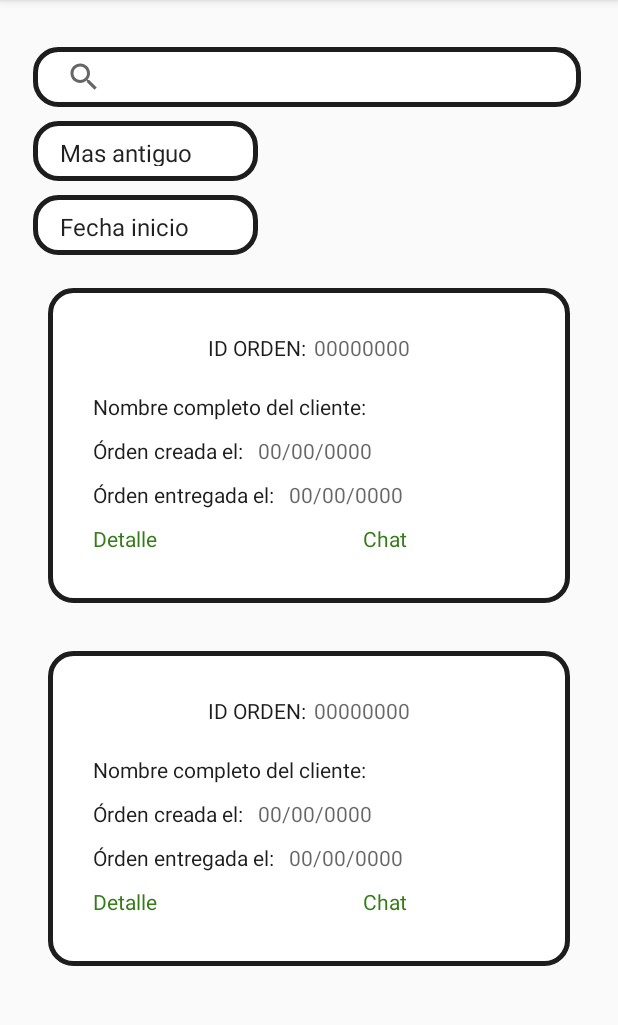
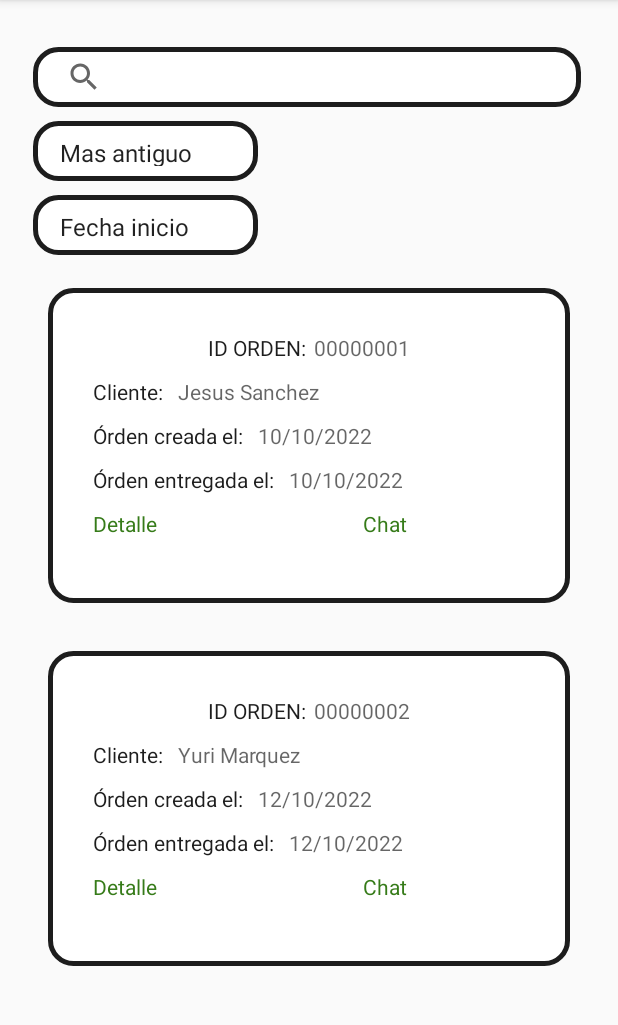
Before and after one commit to davidcv54/ENCARGALOfinalG1, an Android app: the fragment mio_frgmisordenesprincipal shown on its own in the app's theme, on a phone screen of 412 x 824 dp, the part 84-1109 px from its top. Run offline under Robolectric (Android 15) with nearby library versions, the phone set to English and light mode, and no system bars.

Commit message:
Correcciones en lógica añadidas, pendiente corregir puntos de diseño mencionados en el wsp.

```diff
--- a/app/src/main/java/mx/com/encargalo/tendero/Inicio_sesion/ui/Mis_ordenes/mio_frgdetallepedido.java
+++ b/app/src/main/java/mx/com/encargalo/tendero/Inicio_sesion/ui/Mis_ordenes/mio_frgdetallepedido.java
@@ -31,7 +31,7 @@ public class mio_frgdetallepedido extends Fragment {
         dpbtnchat.setOnClickListener(new View.OnClickListener() {
             @Override
             public void onClick(View view) {
-                Navigation.findNavController(view).navigate(R.id.nav_misordeneslistachat);
+                Navigation.findNavController(view).navigate(R.id.nav_misordenesconversacion);
             }
         });
 
--- a/app/src/main/java/mx/com/encargalo/tendero/Inicio_sesion/ui/Mis_ordenes/mio_frgmisordenesprincipal.java
+++ b/app/src/main/java/mx/com/encargalo/tendero/Inicio_sesion/ui/Mis_ordenes/mio_frgmisordenesprincipal.java
@@ -32,7 +32,7 @@ public class mio_frgmisordenesprincipal extends Fragment {
         txtchat.setOnClickListener(new View.OnClickListener() {
             @Override
             public void onClick(View view) {
-                Navigation.findNavController(view).navigate(R.id.nav_misordeneslistachat);
+                Navigation.findNavController(view).navigate(R.id.nav_misordenesconversacion);
             }
         });
         return vista;
--- a/app/src/main/res/layout/fragment_mio_frgdetalleproducto.xml
+++ b/app/src/main/res/layout/fragment_mio_frgdetalleproducto.xml
@@ -25,7 +25,7 @@
             android:id="@+id/txt_num_pedido"
             android:layout_width="wrap_content"
             android:layout_height="wrap_content"
-            android:hint="00000000"
+            android:hint="00000001"
             android:layout_marginLeft="10dp"
             android:textColor="@color/blackPrimary"
             android:paddingTop="10dp"/>
@@ -165,7 +165,7 @@
                     android:layout_width="match_parent"
                     android:layout_height="wrap_content"
                     android:layout_marginBottom="2dp"
-                    android:hint="@string/mio_varstrdetalleproducto3"
+                    android:hint="@string/mio_varstrdetalleproducto8"
                     android:textColor="@color/blackPrimary"
                     android:textSize="15sp"
                     android:textStyle="bold" />
--- a/app/src/main/res/layout/fragment_mio_frgmisordenesprincipal.xml
+++ b/app/src/main/res/layout/fragment_mio_frgmisordenesprincipal.xml
@@ -75,18 +75,30 @@
                     android:id="@+id/txt_IdOrden"
                     android:layout_width="wrap_content"
                     android:layout_height="wrap_content"
-                    android:hint="00000000"
+                    android:hint="00000001"
                     android:layout_marginLeft="5dp" />
             </LinearLayout>
 
+            <LinearLayout
+                android:layout_width="match_parent"
+                android:layout_height="wrap_content"
+                android:orientation="horizontal">
                 <TextView
-                android:id="@+id/txt_Nombres"
                     android:layout_width="wrap_content"
                     android:layout_height="wrap_content"
-                android:text="@string/mio_varstrmisordenesprincipal4"
+                    android:text="Cliente:"
                     android:textColor="@color/blackPrimary"
-                android:gravity="left"
-                android:paddingTop="20dp"/>
+                    android:paddingTop="10dp"/>
+
+                <TextView
+                    android:id="@+id/prueba"
+                    android:layout_width="wrap_content"
+                    android:layout_height="wrap_content"
+                    android:layout_marginLeft="10dp"
+                    android:hint="Jesus Sanchez"
+                    android:paddingTop="10dp"
+                    android:textColor="@color/blackPrimary" />
+            </LinearLayout>
 
 
             <LinearLayout
@@ -104,7 +116,7 @@
                     android:id="@+id/txt_OrdCreada"
                     android:layout_width="wrap_content"
                     android:layout_height="wrap_content"
-                    android:hint="00/00/0000"
+                    android:hint="10/10/2022"
                     android:layout_marginLeft="10dp"
                     android:textColor="@color/blackPrimary"
                     android:paddingTop="10dp"/>
@@ -125,7 +137,7 @@
                     android:id="@+id/txt_OrdEntregada"
                     android:layout_width="wrap_content"
                     android:layout_height="wrap_content"
-                    android:hint="00/00/0000"
+                    android:hint="10/10/2022"
                     android:layout_marginLeft="10dp"
                     android:textColor="@color/blackPrimary"
                     android:paddingTop="10dp"/>
@@ -176,17 +188,30 @@
                 <TextView
                     android:layout_width="wrap_content"
                     android:layout_height="wrap_content"
-                    android:hint="00000000"
+                    android:hint="00000002"
                     android:layout_marginLeft="5dp" />
             </LinearLayout>
 
+            <LinearLayout
+                android:layout_width="match_parent"
+                android:layout_height="wrap_content"
+                android:orientation="horizontal">
                 <TextView
                     android:layout_width="wrap_content"
                     android:layout_height="wrap_content"
-                android:text="@string/mio_varstrmisordenesprincipal4"
+                    android:text="Cliente:"
                     android:textColor="@color/blackPrimary"
-                android:gravity="left"
-                android:paddingTop="20dp"/>
+                    android:paddingTop="10dp"/>
+
+                <TextView
+                    android:id="@+id/prueba2"
+                    android:layout_width="wrap_content"
+                    android:layout_height="wrap_content"
+                    android:layout_marginLeft="10dp"
+                    android:hint="Yuri Marquez"
+                    android:paddingTop="10dp"
+                    android:textColor="@color/blackPrimary" />
+            </LinearLayout>
 
 
             <LinearLayout
@@ -203,7 +228,7 @@
                 <TextView
                     android:layout_width="wrap_content"
                     android:layout_height="wrap_content"
-                    android:hint="00/00/0000"
+                    android:hint="12/10/2022"
                     android:layout_marginLeft="10dp"
                     android:textColor="@color/blackPrimary"
                     android:paddingTop="10dp"/>
@@ -223,7 +248,7 @@
                 <TextView
                     android:layout_width="wrap_content"
                     android:layout_height="wrap_content"
-                    android:hint="00/00/0000"
+                    android:hint="12/10/2022"
                     android:layout_marginLeft="10dp"
                     android:textColor="@color/blackPrimary"
                     android:paddingTop="10dp"/>
--- a/app/src/main/res/navigation/mobile_navigation.xml
+++ b/app/src/main/res/navigation/mobile_navigation.xml
@@ -3,7 +3,7 @@
     xmlns:app="http://schemas.android.com/apk/res-auto"
     xmlns:tools="http://schemas.android.com/tools"
     android:id="@+id/mobile_navigation"
-    app:startDestination="@+id/nav_mis_ordenes">
+    app:startDestination="@+id/nav_mi_tienda">
 
     <fragment
         android:id="@+id/nav_mi_tienda"
```
Also changed, not shown: app/src/main/java/mx/com/encargalo/tendero/Inicio_sesion/ui/Mis_ordenes/mio_frglistachat.java (deleted, +0 -34 lines), app/src/main/res/layout/activity_is_actcrearunacuenta.xml (+30 -13 lines), app/src/main/res/layout/fragment_mio_frgconversacion.xml (+8 -9 lines), app/src/main/res/layout/fragment_mio_frgdetallepedido.xml (+30 -8 lines), app/src/main/res/layout/fragment_mio_frglistachat.xml (deleted, +0 -69 lines), app/src/main/res/values/strings.xml (+11 -1 lines). Lines whose indentation alone changed are shown as unchanged.
